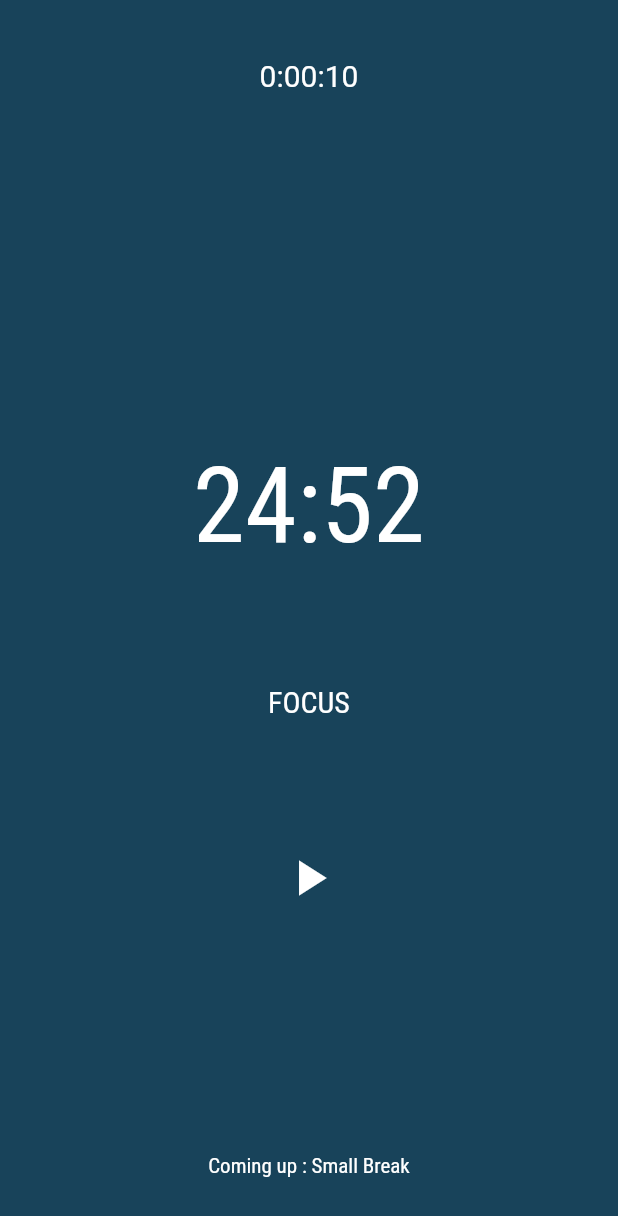
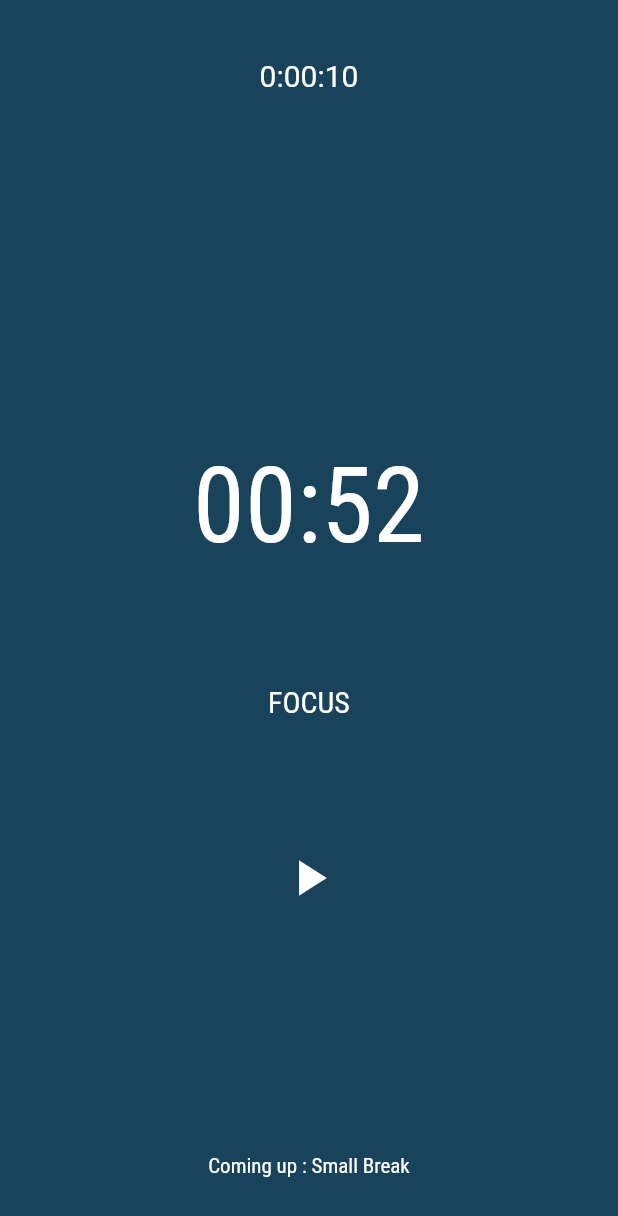
Before and after one commit to richardbonneau/pomodoro_flutter, a Flutter app: the screen it shows after launch, after a tap on the "pause" icon, on a phone screen of 412 x 824 dp. Shown: the top 1216 px of the screen. Run offline on Flutter 3.47's test engine with Material 2 defaults, Android fonts, the phone set to English and light mode, and no system bars; our stand-ins replace audioplayers, firebase_messaging; accounts and stored records are empty.

```diff
--- a/lib/pages/TimerApp.dart
+++ b/lib/pages/TimerApp.dart
@@ -5,6 +5,7 @@ import 'package:firebase_messaging/firebase_messaging.dart';
 import 'package:audioplayers/audio_cache.dart';
 
 final FirebaseMessaging _firebaseMessaging = FirebaseMessaging();
+AudioCache audioCache = AudioCache();
 
 class TimerApp extends StatefulWidget {
   @override
@@ -27,7 +28,7 @@ class TimerAppState extends State<TimerApp> {
 
   String remainingTimeUntilNextPhase = "24:59";
   DateTime phaseStartingTime = DateTime.now();
-  var phaseTimes = {"FOCUS": 25, "Small Break": 5, "Big Break": 30};
+  var phaseTimes = {"FOCUS": 1, "Small Break": 5, "Big Break": 30};
   int currentPhaseIndex = 0;
   int nextPhaseIndex = 1;
 
@@ -35,14 +36,17 @@ class TimerAppState extends State<TimerApp> {
   bool isAppPaused = false;
   Duration appPauseDuration = Duration();
   Icon pauseOrPlayIcon = Icon(Icons.pause);
-  onPressPause() {
-    SystemSound.play(SystemSoundType.click);
-    if (!isAppPaused)
+  onPressPause() async {
+    if (!isAppPaused){
+      await audioCache.play("pause.wav");
       this.setState(() {
         isAppPaused = true;
+
         pauseOrPlayIcon = Icon(Icons.play_arrow);
       });
+    }
     else {
+      await audioCache.play("play.wav");
       isAppPaused = false;
       this.setState(() => pauseOrPlayIcon = Icon(Icons.pause));
     }
@@ -74,8 +78,9 @@ class TimerAppState extends State<TimerApp> {
     });
     _firebaseMessaging.configure(
         onMessage: (Map<String, dynamic> message) async {
-          AudioCache audioCache = AudioCache();
-          await audioCache.play("notification.wav");
+          if(phases[currentPhaseIndex] == "FOCUS") await audioCache.play("resume_work.wav");
+          else await audioCache.play("phase_finished.wav");
+
     });
 
     Timer.periodic(Duration(seconds: 1), (timer) {
```
Also changed, not shown: 6 other files.
